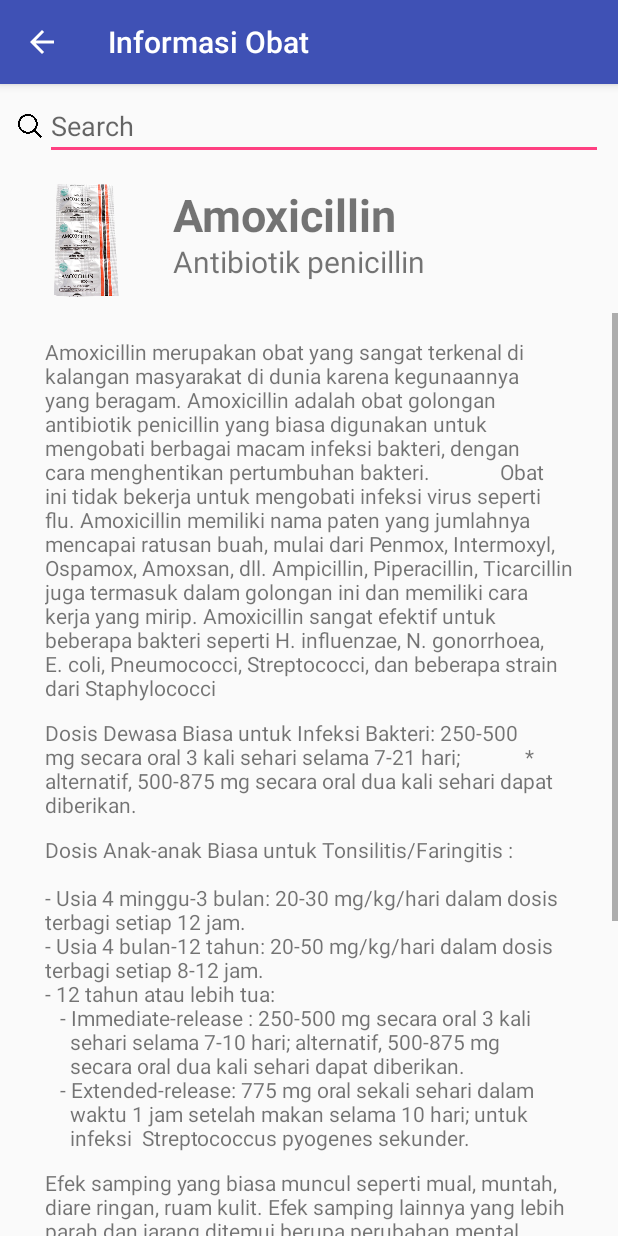
After one commit to qprocompany/EzMedicPasien, an Android app: the InformasiObat screen opened directly, with no data from a screen before it, on a phone screen of 412 x 824 dp. The commit adds this screen. Run offline under Robolectric (Android 15) with nearby library versions, the light colour scheme and no system bars.

Commit message:
fitur informasi obat - Fernando

```diff
--- a/app/src/main/java/com/example/user/pasienapplication/FotoResep.java
+++ b/app/src/main/java/com/example/user/pasienapplication/FotoResep.java
@@ -22,6 +22,9 @@ public class FotoResep extends AppCompatActivity {
     protected void onCreate(@Nullable Bundle savedInstanceState) {
         super.onCreate(savedInstanceState);
         setContentView(R.layout.activity_foto_resep);
+
+        getSupportActionBar().setDisplayHomeAsUpEnabled(true);
+        getSupportActionBar().setTitle("Foto Resep");
 
         hasil = findViewById(R.id.hasil);
 
--- /dev/null
+++ b/app/src/main/java/com/example/user/pasienapplication/InformasiObat.java
@@ -0,0 +1,30 @@
+package com.example.user.pasienapplication;
+
+import android.support.v7.app.AppCompatActivity;
+import android.os.Bundle;
+import android.widget.ArrayAdapter;
+import android.widget.AutoCompleteTextView;
+
+import java.util.ArrayList;
+
+public class InformasiObat extends AppCompatActivity {
+
+    AutoCompleteTextView search_item;
+    ArrayList<String> obat = new ArrayList<>();
+
+    @Override
+    protected void onCreate(Bundle savedInstanceState) {
+        super.onCreate(savedInstanceState);
+        setContentView(R.layout.activity_informasi_obat);
+
+        getSupportActionBar().setDisplayHomeAsUpEnabled(true);
+        getSupportActionBar().setTitle("Informasi Obat");
+
+        search_item = (AutoCompleteTextView) findViewById(R.id.search_item);
+
+        obat.add("Amoxicillin");
+
+        ArrayAdapter<String> adapter = new ArrayAdapter<String>(InformasiObat.this,android.R.layout.simple_spinner_dropdown_item,obat);
+        search_item.setAdapter(adapter);
+    }
+}
--- a/app/src/main/java/com/example/user/pasienapplication/MenuObat.java
+++ b/app/src/main/java/com/example/user/pasienapplication/MenuObat.java
@@ -18,7 +18,7 @@ public class MenuObat extends AppCompatActivity {
 
     AutoCompleteTextView search_item;
     ArrayList<String> street = new ArrayList<>();
-    LinearLayout resep, sakitBatuk, captures, obatbebas, informasi;
+    LinearLayout resep, captures, obatbebas, informasi;
 
     @Override
     protected void onCreate(Bundle savedInstanceState) {
@@ -42,6 +42,15 @@ public class MenuObat extends AppCompatActivity {
             @Override
             public void onClick(View view) {
                 Intent intent =  new Intent(MenuObat.this, FotoResep.class);
+                startActivity(intent);
+            }
+        });
+
+        informasi = (LinearLayout) findViewById(R.id.informasi);
+        informasi.setOnClickListener(new View.OnClickListener() {
+            @Override
+            public void onClick(View view) {
+                Intent intent =  new Intent(MenuObat.this, InformasiObat.class);
                 startActivity(intent);
             }
         });
--- a/app/src/main/java/com/example/user/pasienapplication/ObatBebas.java
+++ b/app/src/main/java/com/example/user/pasienapplication/ObatBebas.java
@@ -20,6 +20,9 @@ public class ObatBebas extends AppCompatActivity {
     protected void onCreate(Bundle savedInstanceState) {
         super.onCreate(savedInstanceState);
         setContentView(R.layout.activity_obat_bebas);
+
+        getSupportActionBar().setDisplayHomeAsUpEnabled(true);
+        getSupportActionBar().setTitle("Obat Bebas");
 
         sakitBatuk = (LinearLayout) findViewById(R.id.sakitBatuk);
         sakitBatuk.setOnClickListener(new View.OnClickListener() {
--- /dev/null
+++ b/app/src/main/res/layout/activity_informasi_obat.xml
@@ -0,0 +1,173 @@
+<?xml version="1.0" encoding="utf-8"?>
+<LinearLayout xmlns:android="http://schemas.android.com/apk/res/android"
+    xmlns:app="http://schemas.android.com/apk/res-auto"
+    xmlns:tools="http://schemas.android.com/tools"
+    android:layout_width="match_parent"
+    android:layout_height="match_parent"
+    android:orientation="vertical"
+    tools:context=".InformasiObat">
+
+    <LinearLayout
+        android:layout_width="match_parent"
+        android:layout_height="wrap_content"
+        android:layout_marginTop="5dp"
+        android:layout_marginBottom="5dp"
+        android:layout_marginRight="10dp"
+        android:layout_marginLeft="10dp">
+
+        <ImageView
+            android:layout_width="20dp"
+            android:layout_height="20dp"
+            android:layout_gravity="center"
+            app:srcCompat="@drawable/search"/>
+
+        <AutoCompleteTextView
+            android:id="@+id/search_item"
+            android:layout_width="match_parent"
+            android:layout_height="wrap_content"
+            android:completionThreshold="1"
+            android:hint="Search"/>
+
+    </LinearLayout>
+
+    <LinearLayout
+        android:layout_width="match_parent"
+        android:layout_height="match_parent"
+        android:orientation="vertical">
+
+        <LinearLayout
+            android:layout_width="match_parent"
+            android:layout_height="wrap_content"
+            android:orientation="horizontal"
+            android:layout_marginTop="5dp"
+            android:layout_marginBottom="5dp"
+            android:layout_marginRight="10dp"
+            android:layout_marginLeft="10dp">
+
+        <LinearLayout
+            android:layout_width="wrap_content"
+            android:layout_height="wrap_content"
+            android:layout_marginTop="5dp"
+            android:layout_marginBottom="5dp"
+            android:layout_marginRight="10dp"
+            android:layout_marginLeft="10dp">
+
+        <ImageView
+            android:layout_width="75dp"
+            android:layout_height="75dp"
+            app:srcCompat="@drawable/amoxicillin"/>
+
+        </LinearLayout>
+
+        <LinearLayout
+            android:layout_width="match_parent"
+            android:layout_height="match_parent"
+            android:orientation="vertical"
+            android:layout_marginTop="5dp"
+            android:layout_marginBottom="5dp"
+            android:layout_marginRight="10dp"
+            android:layout_marginLeft="10dp"
+            android:weightSum="2">
+
+        <TextView
+            android:layout_width="match_parent"
+            android:layout_height="match_parent"
+            android:text="Amoxicillin"
+            android:textStyle="bold"
+            android:textSize="30dp"
+            android:layout_weight="1"/>
+
+        <TextView
+            android:layout_width="match_parent"
+            android:layout_height="match_parent"
+            android:text="Antibiotik penicillin"
+            android:textSize="20dp"
+            android:layout_weight="1"/>
+
+    </LinearLayout>
+
+    </LinearLayout>
+
+        <ScrollView
+        android:layout_width="match_parent"
+        android:layout_height="match_parent">
+
+            <LinearLayout
+                android:layout_width="match_parent"
+                android:layout_height="wrap_content"
+                android:orientation="horizontal"
+                android:layout_marginTop="5dp"
+                android:layout_marginBottom="5dp"
+                android:layout_marginRight="10dp"
+                android:layout_marginLeft="10dp">
+
+            <LinearLayout
+                android:layout_width="wrap_content"
+                android:layout_height="wrap_content"
+                android:layout_marginTop="5dp"
+                android:layout_marginBottom="5dp"
+                android:layout_marginRight="10dp"
+                android:layout_marginLeft="10dp"
+                android:orientation="vertical">
+
+            <TextView
+            android:layout_width="match_parent"
+            android:layout_height="match_parent"
+            android:layout_marginTop="5dp"
+            android:layout_marginBottom="5dp"
+            android:layout_marginRight="10dp"
+            android:layout_marginLeft="10dp"
+            android:text="Amoxicillin merupakan obat yang sangat terkenal di kalangan masyarakat di dunia karena kegunaannya yang beragam. Amoxicillin adalah obat golongan antibiotik penicillin yang biasa digunakan untuk mengobati berbagai macam infeksi bakteri, dengan cara menghentikan pertumbuhan bakteri.
+
+            Obat ini tidak bekerja untuk mengobati infeksi virus seperti flu. Amoxicillin memiliki nama paten yang jumlahnya mencapai ratusan buah, mulai dari Penmox, Intermoxyl, Ospamox, Amoxsan, dll. Ampicillin, Piperacillin, Ticarcillin juga termasuk dalam golongan ini dan memiliki cara kerja yang mirip. Amoxicillin sangat efektif untuk beberapa bakteri seperti H. influenzae, N. gonorrhoea, E. coli, Pneumococci, Streptococci, dan beberapa strain dari Staphylococci "/>
+
+            <TextView
+            android:layout_width="match_parent"
+            android:layout_height="match_parent"
+            android:layout_marginTop="5dp"
+            android:layout_marginBottom="5dp"
+            android:layout_marginRight="10dp"
+            android:layout_marginLeft="10dp"
+            android:text="Dosis Dewasa Biasa untuk Infeksi Bakteri: 250-500 mg secara oral 3 kali sehari selama 7-21 hari;
+            * alternatif, 500-875 mg secara oral dua kali sehari dapat diberikan."/>
+
+            <TextView
+            android:layout_width="match_parent"
+            android:layout_height="match_parent"
+            android:layout_marginTop="5dp"
+            android:layout_marginBottom="5dp"
+            android:layout_marginRight="10dp"
+            android:layout_marginLeft="10dp"
+            android:text="Dosis Anak-anak Biasa untuk Tonsilitis/Faringitis : \n\n- Usia 4 minggu-3 bulan: 20-30 mg/kg/hari dalam dosis terbagi setiap 12 jam. \n- Usia 4 bulan-12 tahun: 20-50 mg/kg/hari dalam dosis terbagi setiap 8-12 jam. \n- 12 tahun atau lebih tua: \n   - Immediate-release : 250-500 mg secara oral 3 kali \n     sehari selama 7-10 hari; alternatif, 500-875 mg \n     secara oral dua kali sehari dapat diberikan.\n   - Extended-release: 775 mg oral sekali sehari dalam \n     waktu 1 jam setelah makan selama 10 hari; untuk \n     infeksi  Streptococcus pyogenes sekunder."/>
+
+            <TextView
+            android:layout_width="match_parent"
+            android:layout_height="match_parent"
+            android:layout_marginTop="5dp"
+            android:layout_marginBottom="5dp"
+            android:layout_marginRight="10dp"
+            android:layout_marginLeft="10dp"
+            android:text="Efek samping yang biasa muncul seperti mual, muntah, diare ringan, ruam kulit. Efek samping lainnya yang lebih parah dan jarang ditemui berupa perubahan mental, sakit kepala ringan, insomnia, kebingungan, kecemasan, jika ditemukan seperti di atas dapat langsung menghubungi dokter. Perawatan medis juga diperlukan jika ditemukan reaksi hipersensitivitas terhadap amoxicillin dan dapat mengalami shock anafilatik yang berakibat fatal. Cara penyimpanan obat ini terbilang cukup mudah dan seperti obat – obat lainnya, hanya perlu disimpan di suhu ruangan."/>
+
+            <TextView
+            android:layout_width="match_parent"
+            android:layout_height="match_parent"
+            android:layout_marginTop="5dp"
+            android:layout_marginBottom="5dp"
+            android:layout_marginRight="10dp"
+            android:layout_marginLeft="10dp"
+            android:text="Penggunaan antibiotik yang berlebihan atau tidak mengikuti anjuran dokter sangatlah berbahaya dan dapat menyebabkan efektivitasnya menurun.
+
+            Jika Anda sedang menkonsumsi  obat resep, obat non resep, vitamin, suplemen gizi, dan produk herbal, beritahukan dokter yang menangani Anda sehingga dokter bisa memperhitungkan dosis yang tepat.
+
+            Untuk wanita yang sedang hamil, berencana hamil, menyusui, ataupun hamil saat mengkonsumsi amoxicillin, segera hubungi dokter untuk pemeriksaan lebih lanjut."/>
+
+            </LinearLayout>
+
+            </LinearLayout>
+
+        </ScrollView>
+
+    </LinearLayout>
+
+</LinearLayout>
--- a/app/src/main/res/layout/activity_menu_obat.xml
+++ b/app/src/main/res/layout/activity_menu_obat.xml
@@ -10,11 +10,16 @@
 
     <LinearLayout
         android:layout_width="match_parent"
-        android:layout_height="wrap_content">
+        android:layout_height="wrap_content"
+        android:layout_marginTop="5dp"
+        android:layout_marginBottom="5dp"
+        android:layout_marginRight="10dp"
+        android:layout_marginLeft="10dp">
 
         <ImageView
-            android:layout_width="40dp"
-            android:layout_height="40dp"
+            android:layout_width="20dp"
+            android:layout_height="20dp"
+            android:layout_gravity="center"
             app:srcCompat="@drawable/search"/>
 
         <AutoCompleteTextView
--- a/app/src/main/res/layout/activity_obat_bebas.xml
+++ b/app/src/main/res/layout/activity_obat_bebas.xml
@@ -9,11 +9,16 @@
 
     <LinearLayout
         android:layout_width="match_parent"
-        android:layout_height="wrap_content">
+        android:layout_height="wrap_content"
+        android:layout_marginTop="5dp"
+        android:layout_marginBottom="5dp"
+        android:layout_marginRight="10dp"
+        android:layout_marginLeft="10dp">
 
         <ImageView
-            android:layout_width="40dp"
-            android:layout_height="40dp"
+            android:layout_width="20dp"
+            android:layout_height="20dp"
+            android:layout_gravity="center"
             app:srcCompat="@drawable/search"/>
 
         <AutoCompleteTextView
@@ -21,7 +26,7 @@
             android:layout_width="match_parent"
             android:layout_height="wrap_content"
             android:completionThreshold="1"
-            android:hint="Jl. Boulevard Raya"/>
+            android:hint="Search"/>
 
     </LinearLayout>
 
```
Also changed, not shown: app/src/main/AndroidManifest.xml (+10 -5 lines), app/src/main/res/drawable-v24/amoxicillin.png (added).
